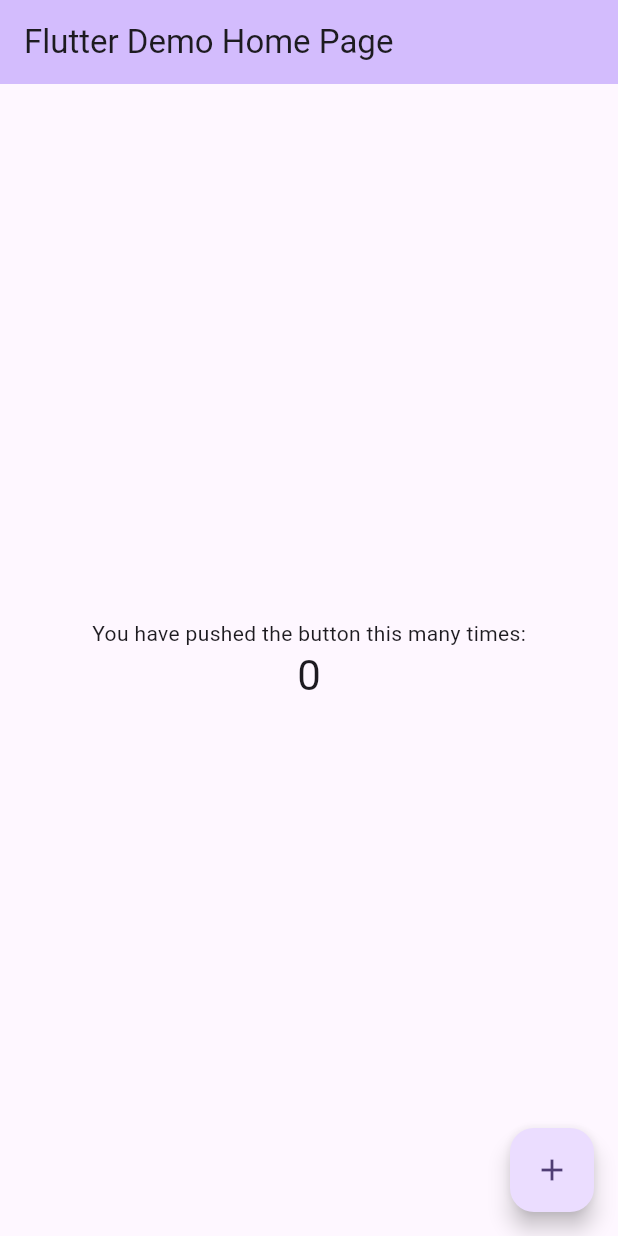
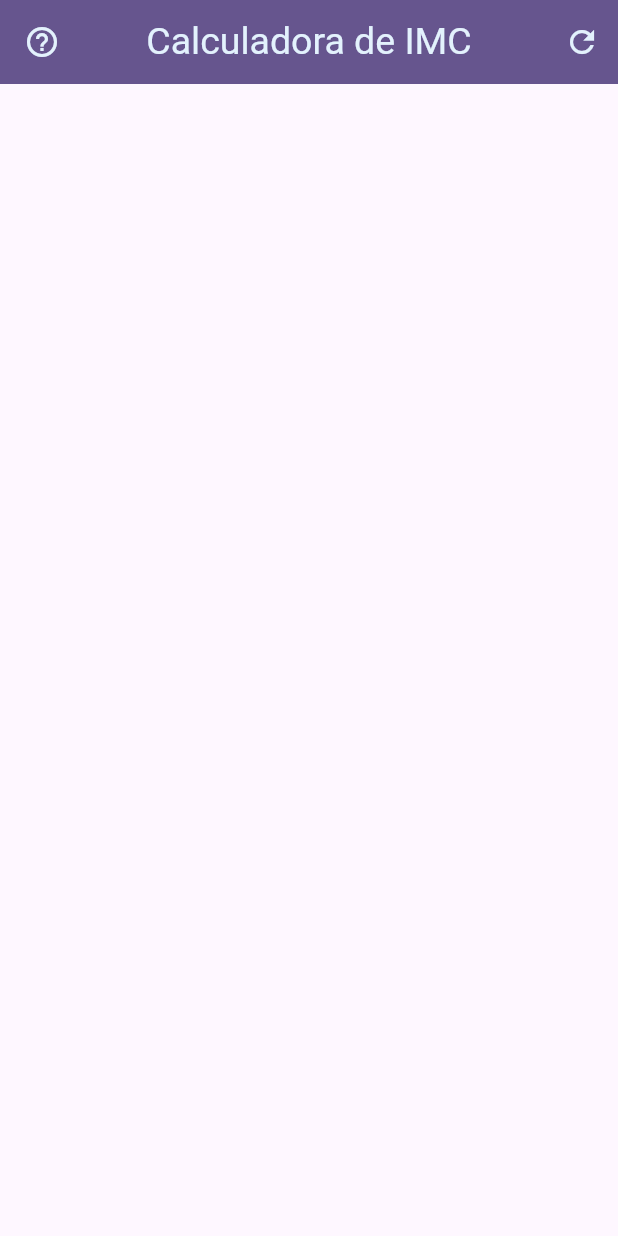
Before and after one commit to unzerstort/imc_app, a Flutter app: the screen it shows after launch, on a phone screen of 412 x 824 dp. Run offline on Flutter 3.47's test engine with Material 3 defaults, Android fonts, the phone set to English and light mode, and no system bars; our stand-ins replace google_fonts; Roboto replaces fonts that are missing (Acme).

Commit message:
adds theme, new font family and imc definition

```diff
--- a/lib/main.dart
+++ b/lib/main.dart
@@ -1,125 +1,127 @@
+// ignore_for_file: library_private_types_in_public_api
+
 import 'package:flutter/material.dart';
+import 'package:google_fonts/google_fonts.dart';
 
 void main() {
-  runApp(const MyApp());
+  runApp(MaterialApp(
+    title: "Calculadora IMC",
+    theme: ThemeData(
+      useMaterial3: true,
+      colorScheme: ColorScheme.fromSeed(seedColor: Colors.deepPurple.shade100),
+    ),
+    home: const Home(),
+  ));
 }
 
-class MyApp extends StatelessWidget {
-  const MyApp({super.key});
+class Home extends StatefulWidget {
+  const Home({super.key});
 
-  // This widget is the root of your application.
   @override
-  Widget build(BuildContext context) {
-    return MaterialApp(
-      title: 'Flutter Demo',
-      theme: ThemeData(
-        // This is the theme of your application.
-        //
-        // TRY THIS: Try running your application with "flutter run". You'll see
-        // the application has a purple toolbar. Then, without quitting the app,
-        // try changing the seedColor in the colorScheme below to Colors.green
-        // and then invoke "hot reload" (save your changes or press the "hot
-        // reload" button in a Flutter-supported IDE, or press "r" if you used
-        // the command line to start the app).
-        //
-        // Notice that the counter didn't reset back to zero; the application
-        // state is not lost during the reload. To reset the state, use hot
-        // restart instead.
-        //
-        // This works for code too, not just values: Most code changes can be
-        // tested with just a hot reload.
-        colorScheme: ColorScheme.fromSeed(seedColor: Colors.deepPurple),
-        useMaterial3: true,
-      ),
-      home: const MyHomePage(title: 'Flutter Demo Home Page'),
-    );
-  }
+  _HomeState createState() => _HomeState();
 }
 
-class MyHomePage extends StatefulWidget {
-  const MyHomePage({super.key, required this.title});
+class _HomeState extends State<Home> {
+  TextEditingController pesoController = TextEditingController();
+  TextEditingController alturaController = TextEditingController();
+  final GlobalKey<FormState> _formKey = GlobalKey<FormState>();
+  String _textInfo = "";
 
-  // This widget is the home page of your application. It is stateful, meaning
-  // that it has a State object (defined below) that contains fields that affect
-  // how it looks.
+  void _resetCampos() {
+    _formKey.currentState!.reset();
+    pesoController.clear();
+    alturaController.clear();
+    setState(() {
+      _textInfo = "";
+    });
+  }
 
-  // This class is the configuration for the state. It holds the values (in this
-  // case the title) provided by the parent (in this case the App widget) and
-  // used by the build method of the State. Fields in a Widget subclass are
-  // always marked "final".
-
-  final String title;
-
-  @override
-  State<MyHomePage> createState() => _MyHomePageState();
-}
-
-class _MyHomePageState extends State<MyHomePage> {
-  int _counter = 0;
-
-  void _incrementCounter() {
+  void _calcular() {
     setState(() {
-      // This call to setState tells the Flutter framework that something has
-      // changed in this State, which causes it to rerun the build method below
-      // so that the display can reflect the updated values. If we changed
-      // _counter without calling setState(), then the build method would not be
-      // called again, and so nothing would appear to happen.
-      _counter++;
+      double peso = double.parse(pesoController.text);
+      double altura = double.parse(alturaController.text) / 100;
+      double imc = peso / (altura * altura);
+      //debugPrint("$imc");
+      if (imc < 18.6) {
+        _textInfo = "Abaixo do peso (${imc.toStringAsPrecision(4)})";
+      } else if (imc >= 18.6 && imc < 24.9) {
+        _textInfo = "Peso ideal (${imc.toStringAsPrecision(4)})";
+      } else if (imc >= 24.9 && imc < 29.9) {
+        _textInfo = "Levemente acima do peso (${imc.toStringAsPrecision(4)})";
+      } else if (imc >= 29.9 && imc < 34.9) {
+        _textInfo = "Obesidade Grau I (${imc.toStringAsPrecision(4)})";
+      } else if (imc >= 34.9 && imc < 39.9) {
+        _textInfo = "Obesidade Grau II (${imc.toStringAsPrecision(4)})";
+      } else if (imc >= 40) {
+        _textInfo = "Obesidade Grau III (${imc.toStringAsPrecision(4)})";
+      }
     });
   }
 
   @override
   Widget build(BuildContext context) {
-    // This method is rerun every time setState is called, for instance as done
-    // by the _incrementCounter method above.
-    //
-    // The Flutter framework has been optimized to make rerunning build methods
-    // fast, so that you can just rebuild anything that needs updating rather
-    // than having to individually change instances of widgets.
     return Scaffold(
-      appBar: AppBar(
-        // TRY THIS: Try changing the color here to a specific color (to
-        // Colors.amber, perhaps?) and trigger a hot reload to see the AppBar
-        // change color while the other colors stay the same.
-        backgroundColor: Theme.of(context).colorScheme.inversePrimary,
-        // Here we take the value from the MyHomePage object that was created by
-        // the App.build method, and use it to set our appbar title.
-        title: Text(widget.title),
+        appBar: AppBar(
+      title: Text('Calculadora de IMC',
+          style: GoogleFonts.acme(
+              textStyle: TextStyle(
+                  color: Theme.of(context).secondaryHeaderColor,
+                  fontSize: 25))),
+      centerTitle: true,
+      backgroundColor: Theme.of(context).primaryColor,
+      leading: IconButton(
+        onPressed: () => _dialogBuilder(context),
+        icon: Icon(
+          Icons.help_outline,
+          color: Theme.of(context).secondaryHeaderColor,
+        ),
       ),
-      body: Center(
-        // Center is a layout widget. It takes a single child and positions it
-        // in the middle of the parent.
-        child: Column(
-          // Column is also a layout widget. It takes a list of children and
-          // arranges them vertically. By default, it sizes itself to fit its
-          // children horizontally, and tries to be as tall as its parent.
-          //
-          // Column has various properties to control how it sizes itself and
-          // how it positions its children. Here we use mainAxisAlignment to
-          // center the children vertically; the main axis here is the vertical
-          // axis because Columns are vertical (the cross axis would be
-          // horizontal).
-          //
-          // TRY THIS: Invoke "debug painting" (choose the "Toggle Debug Paint"
-          // action in the IDE, or press "p" in the console), to see the
-          // wireframe for each widget.
-          mainAxisAlignment: MainAxisAlignment.center,
-          children: <Widget>[
-            const Text(
-              'You have pushed the button this many times:',
-            ),
-            Text(
-              '$_counter',
-              style: Theme.of(context).textTheme.headlineMedium,
+      actions: <Widget>[
+        IconButton(
+            onPressed: _resetCampos,
+            icon: Icon(Icons.refresh,
+                color: Theme.of(context).secondaryHeaderColor))
+      ],
+    ));
+  }
+
+  Future<void> _dialogBuilder(BuildContext context) {
+    return showDialog<void>(
+      context: context,
+      builder: (BuildContext context) {
+        return AlertDialog(
+          title: Text(
+            'O que é IMC?',
+            style: GoogleFonts.acme(
+                textStyle: TextStyle(
+                    color: Theme.of(context).primaryColor, fontSize: 25)),
+            textAlign: TextAlign.center,
+          ),
+          content: Text(
+            'O índice de massa corporal (IMC) é uma medida '
+            'internacional utilizada para calcular se uma pessoa '
+            'está no peso ideal.\n'
+            'Desenvolvido por Lambert Quételet no final do séc. '
+            'XIX, é um método fácil e rápido para a avaliação do '
+            'nível de gordura de cada pessoa, sendo, por isso, '
+            'um preditor internacional de obesidade adotado '
+            'pela Organização Mundial de Saúde (OMS).',
+            style: GoogleFonts.quicksand(textStyle: TextStyle(fontSize: 16)),
+            textAlign: TextAlign.justify,
+          ),
+          actions: <Widget>[
+            TextButton(
+              style: TextButton.styleFrom(
+                textStyle: Theme.of(context).textTheme.labelLarge,
+              ),
+              child: const Text('Entendido'),
+              onPressed: () {
+                Navigator.of(context).pop();
+              },
             ),
           ],
-        ),
-      ),
-      floatingActionButton: FloatingActionButton(
-        onPressed: _incrementCounter,
-        tooltip: 'Increment',
-        child: const Icon(Icons.add),
-      ), // This trailing comma makes auto-formatting nicer for build methods.
+        );
+      },
     );
   }
 }
--- a/pubspec.yaml
+++ b/pubspec.yaml
@@ -35,6 +35,7 @@ dependencies:
   # The following adds the Cupertino Icons font to your application.
   # Use with the CupertinoIcons class for iOS style icons.
   cupertino_icons: ^1.0.6
+  google_fonts: ^6.2.1
 
 dev_dependencies:
   flutter_test:
```
Also changed, not shown: pubspec.lock, 2 other files.
